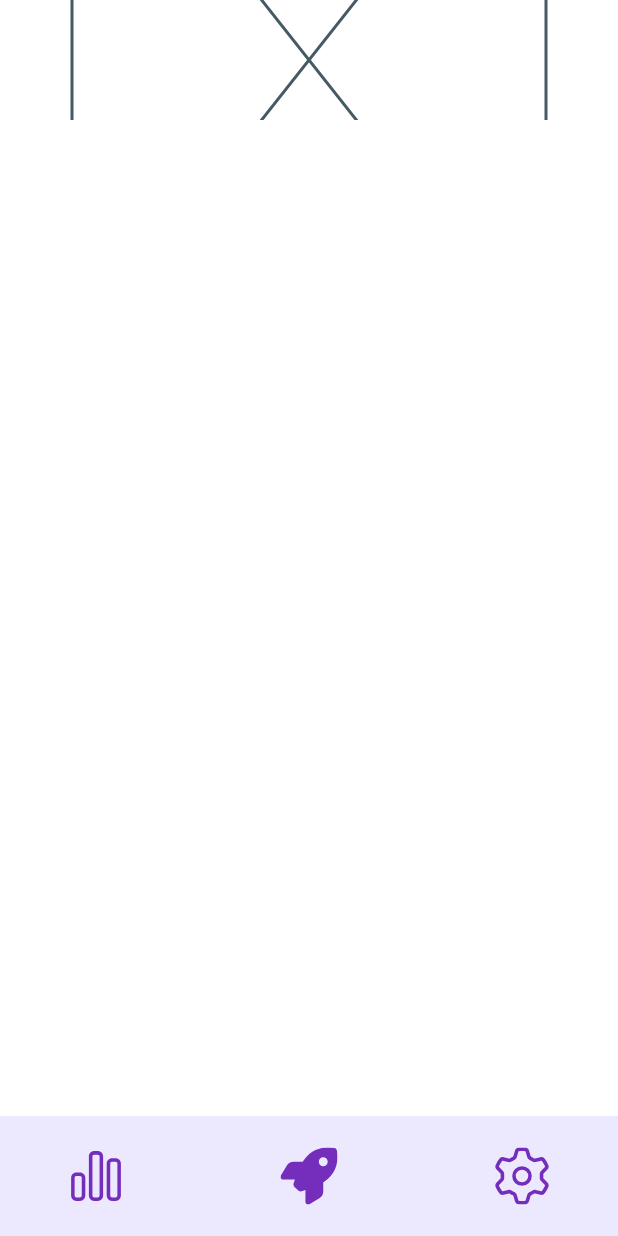
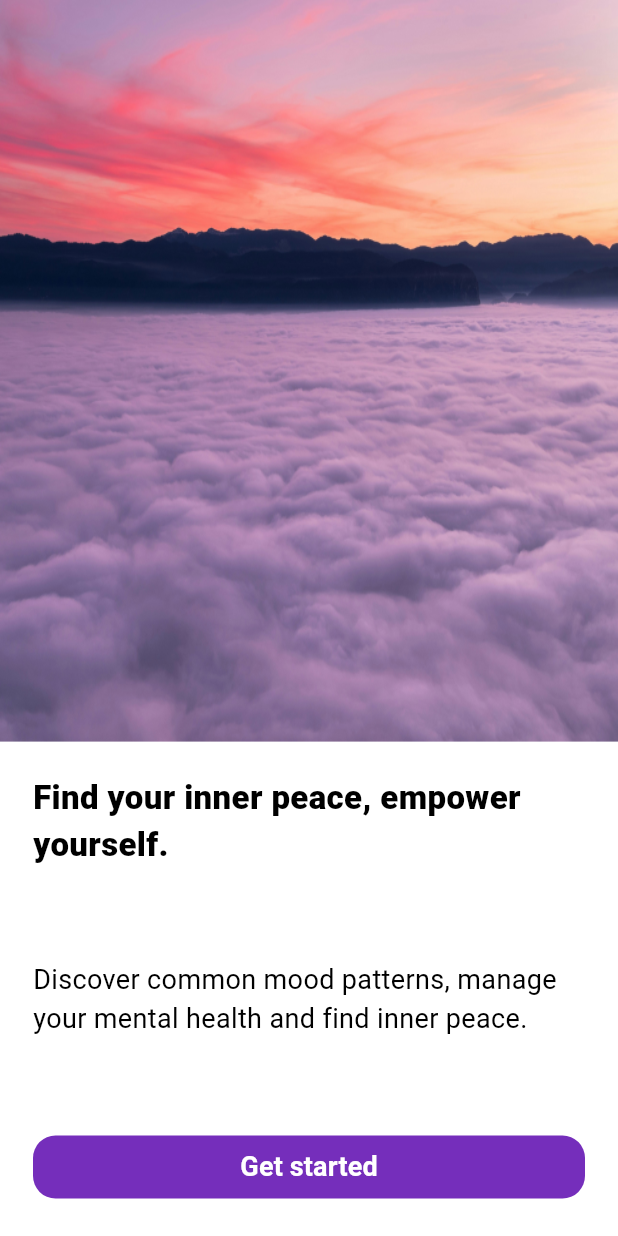
Before and after one commit to S4-Smart-mobile/S4-Smart-Mobile, a Flutter app: the screen it shows after launch, on a phone screen of 412 x 824 dp. Run offline on Flutter 3.47's test engine with Material 3 defaults, Android fonts, the phone set to English and light mode, and no system bars; our stand-ins replace flutter_svg, font_awesome_flutter, go_router, google_fonts.

Commit message:
Added questions/setup v1

```diff
--- /dev/null
+++ b/mood_predictor_app/lib/classes/emotion_type.dart
@@ -0,0 +1 @@
+enum EmotionType { Undefined, Happy, Great, Ok, Sad, Angry }
--- a/mood_predictor_app/lib/main.dart
+++ b/mood_predictor_app/lib/main.dart
@@ -2,16 +2,20 @@ import 'package:flutter/material.dart';
 import 'package:go_router/go_router.dart';
 import 'package:mood_predictor_app/pages/home.dart';
 import 'package:mood_predictor_app/pages/more.dart';
+import 'package:mood_predictor_app/pages/questions.dart';
+import 'package:mood_predictor_app/pages/setup.dart';
 import 'package:mood_predictor_app/pages/stats.dart';
 
-void main() {
-  runApp(const MoodPredictor());
-}
+void main() => runApp(MoodPredictor());
 
-const appName = "Signing Suckers";
+class MoodPredictor extends StatelessWidget {
+  MoodPredictor({super.key});
+
+  static const title = "Mood predictor";
+  static const finishedSetup = false;
 
   final _router = GoRouter(
-  initialLocation: '/',
+    initialLocation: finishedSetup ? '/' : '/setup',
     routes: [
       GoRoute(
         path: '/',
@@ -31,19 +35,23 @@ final _router = GoRouter(
       ),
       GoRoute(
         path: '/setup',
-      builder: (context, state) => Placeholder(),
+        builder: (context, state) => SetupPage(),
+        routes: [
+          GoRoute(
+            path: 'questions',
+            builder: (context, state) => QuestionsPage(),
+          ),
+        ],
       ),
     ],
   );
 
-class MoodPredictor extends StatelessWidget {
-  const MoodPredictor({super.key});
-
   @override
   Widget build(BuildContext context) {
     return MaterialApp.router(
-      title: appName,
+      title: title,
       theme: ThemeData(
+        fontFamily: 'Roboto',
         useMaterial3: true,
         colorScheme: ColorScheme.fromSwatch(
           primarySwatch: Colors.purple,
--- a/mood_predictor_app/lib/pages/setup.dart
+++ b/mood_predictor_app/lib/pages/setup.dart
@@ -0,0 +1,87 @@
+import 'package:flutter/material.dart';
+import 'package:go_router/go_router.dart';
+
+class SetupPage extends StatelessWidget {
+  @override
+  Widget build(BuildContext context) {
+    return Scaffold(
+      body: Column(
+        children: [
+          const Expanded(
+            flex: 3,
+            child: HeaderImage(),
+          ),
+          Expanded(
+            flex: 2,
+            child: Content(),
+          ),
+        ],
+      ),
+    );
+  }
+}
+
+class HeaderImage extends StatelessWidget {
+  const HeaderImage({super.key});
+
+  @override
+  Widget build(BuildContext context) {
+    return FittedBox(
+      fit: BoxFit.fill,
+      child: Image.asset(
+        'assets/startup-nature-pink.jpg',
+      ),
+    );
+  }
+}
+
+class Content extends StatelessWidget {
+  @override
+  Widget build(BuildContext context) {
+    final theme = Theme.of(context);
+
+    return Container(
+      padding: const EdgeInsets.all(22),
+      decoration: const BoxDecoration(
+        color: Colors.white,
+      ),
+      child: Column(
+        mainAxisAlignment: MainAxisAlignment.spaceBetween,
+        crossAxisAlignment: CrossAxisAlignment.stretch,
+        children: [
+          const Text(
+            "Find your inner peace, empower yourself.",
+            style: TextStyle(fontSize: 22, fontWeight: FontWeight.w900),
+          ),
+          const Text(
+            "Discover common mood patterns, manage your mental health and find inner peace.",
+            style: TextStyle(fontSize: 18),
+          ),
+          TextButton(
+            style: ButtonStyle(
+              shape: MaterialStateProperty.all<RoundedRectangleBorder>(
+                  RoundedRectangleBorder(
+                borderRadius: BorderRadius.circular(15),
+              )),
+              alignment: Alignment.center,
+              backgroundColor: MaterialStateProperty.resolveWith<Color?>(
+                  (Set<MaterialState> states) {
+                return theme.colorScheme.primary;
+              }),
+            ),
+            onPressed: () {
+              context.push('/setup/questions');
+            },
+            child: const Text(
+              "Get started",
+              style: TextStyle(
+                  fontSize: 18,
+                  color: Colors.white,
+                  fontWeight: FontWeight.w700),
+            ),
+          ),
+        ],
+      ),
+    );
+  }
+}
--- a/mood_predictor_app/lib/widgets/navigation_footer.dart
+++ b/mood_predictor_app/lib/widgets/navigation_footer.dart
@@ -1,6 +1,5 @@
 import 'package:flutter/material.dart';
 import 'package:flutter_svg/svg.dart';
-import 'package:font_awesome_flutter/font_awesome_flutter.dart';
 import 'package:go_router/go_router.dart';
 
 const defaultIconSize = 38.00;
--- a/mood_predictor_app/pubspec.yaml
+++ b/mood_predictor_app/pubspec.yaml
@@ -12,6 +12,7 @@ dependencies:
   flutter_svg: ^2.0.10+1
   font_awesome_flutter: ^10.7.0
   go_router: ^13.2.1
+  shared_preferences: ^2.2.2
 
 dev_dependencies:
   flutter_test:
@@ -22,3 +23,8 @@ flutter:
   uses-material-design: true
   assets:
     - assets/
+
+  fonts:
+    - family: Roboto
+      fonts:
+        - asset: assets/fonts/RobotoSerif-VariableFont_GRAD,opsz,wdth,wght.ttf
```
Also changed, not shown: mood_predictor_app/lib/helpers/emotion-icons.dart (added, +43 -0 lines), mood_predictor_app/lib/pages/questions.dart (added, +140 -0 lines), mood_predictor_app/lib/widgets/questions/counter.dart (added, +22 -0 lines), mood_predictor_app/lib/widgets/questions/emotion_selector.dart (added, +71 -0 lines), mood_predictor_app/lib/widgets/questions/navigational-buttons.dart (added, +96 -0 lines), mood_predictor_app/lib/widgets/questions/question.dart (added, +19 -0 lines), mood_predictor_app/assets/startup-nature-pink.jpg (added), mood_predictor_app/pubspec.lock, 2 other files. Lines whose indentation alone changed are shown as unchanged.
